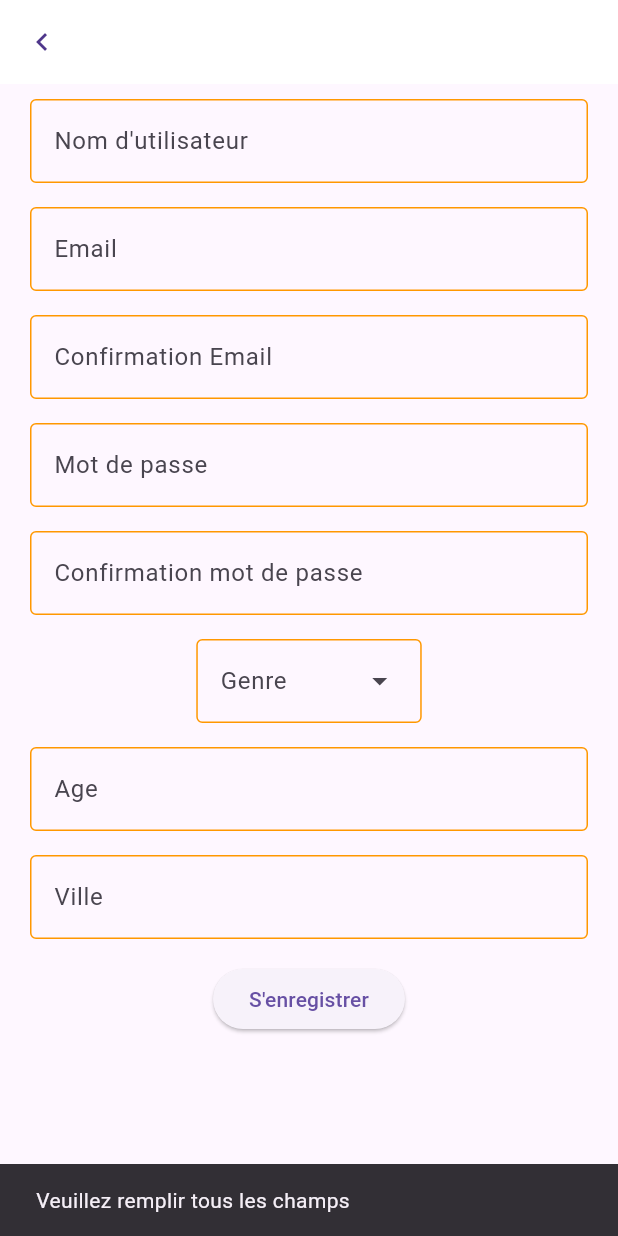
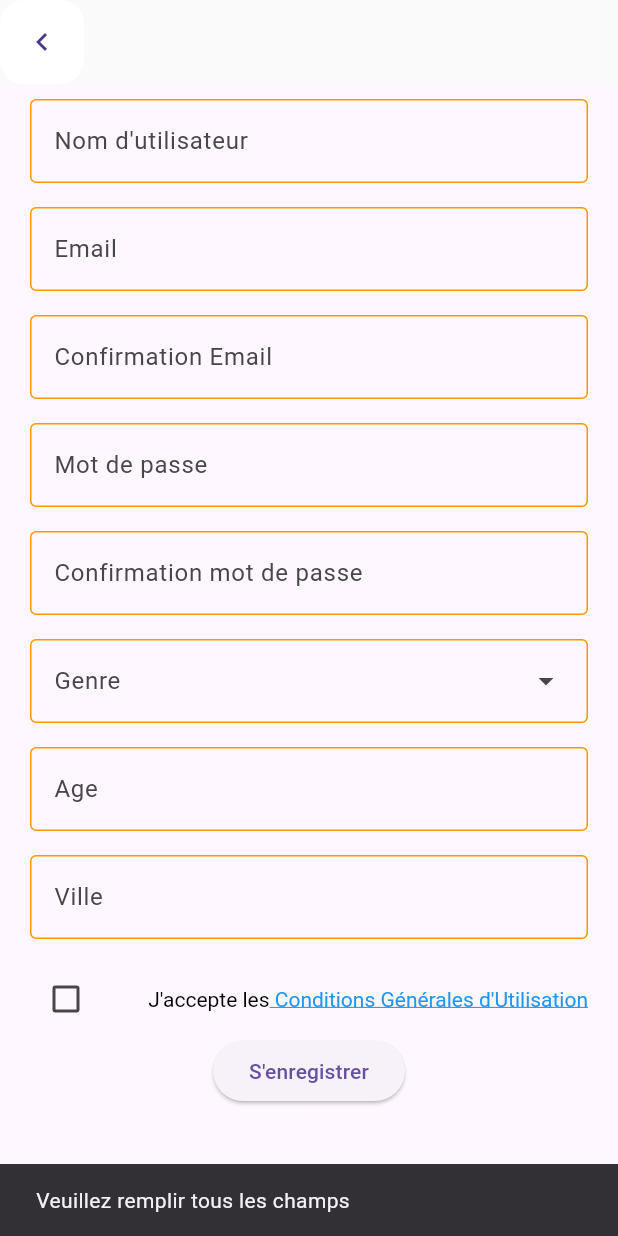
Before and after one commit to NicolasDrp/Renconsport-flutter, a Flutter app: the Register screen opened directly, after a tap on "Homme", after a tap on the "arrow drop up" icon, after a tap on "S'enregistrer", on a phone screen of 412 x 824 dp. Run offline on Flutter 3.47's test engine with Material 2 defaults, Android fonts, the phone set to English and light mode, and no system bars; our stand-ins replace flutter_secure_storage; accounts and stored records are empty.

Commit message:
refactor(register): added CGU checkbox

```diff
--- a/lib/screen/register.dart
+++ b/lib/screen/register.dart
@@ -1,4 +1,5 @@
 import 'dart:convert';
+import 'package:flutter/gestures.dart';
 import 'package:flutter/material.dart';
 import 'package:http/http.dart' as http;
 import 'package:renconsport_flutter/main.dart';
@@ -23,13 +24,15 @@ class _RegisterState extends State<Register> {
   final TextEditingController _ageController = TextEditingController();
   final TextEditingController _townController = TextEditingController();
   String? selectedGender;
+  bool cguChecked = false;
 
   @override
   Widget build(BuildContext context) {
     return Scaffold(
       appBar: AppBar(
-        backgroundColor: Colors.white,
+        backgroundColor: const Color(0xffFAFAFA),
         elevation: 0,
+        scrolledUnderElevation: 0,
         leading: FloatingActionButton(
           onPressed: () {
             Navigator.pop(context);
@@ -58,6 +61,7 @@ class _RegisterState extends State<Register> {
               Padding(
                 padding: const EdgeInsets.only(bottom: 16),
                 child: DropdownMenu<String>(
+                  width: MediaQuery.of(context).size.width - 40,
                   inputDecorationTheme: const InputDecorationTheme(
                       enabledBorder: OutlineInputBorder(
                           borderSide: BorderSide(color: Colors.orange)),
@@ -80,7 +84,41 @@ class _RegisterState extends State<Register> {
               ),
               CustomInput(label: "Age", controller: _ageController),
               CustomInput(label: "Ville", controller: _townController),
-              //TODO la checklist des cgu
+              Row(
+                mainAxisAlignment: MainAxisAlignment.spaceBetween,
+                children: [
+                  Checkbox(
+                      value: cguChecked,
+                      onChanged: ((value) {
+                        setState(() {
+                          cguChecked = value!;
+                        });
+                      })),
+                  RichText(
+                    text: TextSpan(
+                      style: const TextStyle(color: Colors.black),
+                      children: <TextSpan>[
+                        const TextSpan(text: "J'accepte les"),
+                        TextSpan(
+                            text: " Conditions Générales d'Utilisation",
+                            style: const TextStyle(
+                                color: Colors.blue,
+                                decoration: TextDecoration.underline),
+                            recognizer: TapGestureRecognizer()
+                              // TODO remplacer le lien vers les CGU
+                              ..onTap = () {
+                                Navigator.push(
+                                    context,
+                                    MaterialPageRoute(
+                                        builder: (context) =>
+                                            const Register()));
+                              })
+                      ],
+                    ),
+                  ),
+                ],
+              ),
+              // TODO: sports pratiqués
               CustomElevatedButton(
                   hasIcon: false,
                   icon: const Icon(Icons.abc),
@@ -163,12 +201,43 @@ class _RegisterState extends State<Register> {
       hasError = true;
       return;
     }
-    // Verifies that the use is at least 13 years old
+    // Verifies that the user is at least 13 years old
     if (int.parse(_ageController.text) < 13) {
       ScaffoldMessenger.of(context).showSnackBar(
         const SnackBar(
           content: Text(
               "Vous devez être agé d'au moins 13 ans pour vous inscrire sur l'application"),
+        ),
+      );
+      hasError = true;
+      return;
+    }
+    // Verifies that the gender is selected
+    if (selectedGender == null) {
+      ScaffoldMessenger.of(context).showSnackBar(
+        const SnackBar(
+          content: Text("Veuillez sélectionner votre genre"),
+        ),
+      );
+      hasError = true;
+      return;
+    }
+    // Verifies that the town is selected
+    if (_townController.text.isEmpty) {
+      ScaffoldMessenger.of(context).showSnackBar(
+        const SnackBar(
+          content: Text("Veuillez sélectionner votre ville"),
+        ),
+      );
+      hasError = true;
+      return;
+    }
+    // Verifies that the CGU is checked
+    if (cguChecked == false) {
+      ScaffoldMessenger.of(context).showSnackBar(
+        const SnackBar(
+          content: Text(
+              "Vous devez accepter les conditions générales d'utilisation"),
         ),
       );
       hasError = true;
@@ -180,8 +249,6 @@ class _RegisterState extends State<Register> {
   }
 
   void sendForm() {
-    print("sending");
-    //TODO: fix le parse de l'age
     http
         .post(Uri.parse("$urlApi/users"),
             headers: {
@@ -200,7 +267,6 @@ class _RegisterState extends State<Register> {
             }))
         .then((response) {
       if (response.statusCode == 201) {
-        print("success");
         ScaffoldMessenger.of(context).showSnackBar(
           const SnackBar(
             content: Text("Votre compte a bien été créé"),
@@ -208,7 +274,6 @@ class _RegisterState extends State<Register> {
         );
         Navigator.pop(context);
       } else {
-        print(response.body);
         ScaffoldMessenger.of(context).showSnackBar(
           const SnackBar(
             content: Text("Une erreur est survenue"),
```
